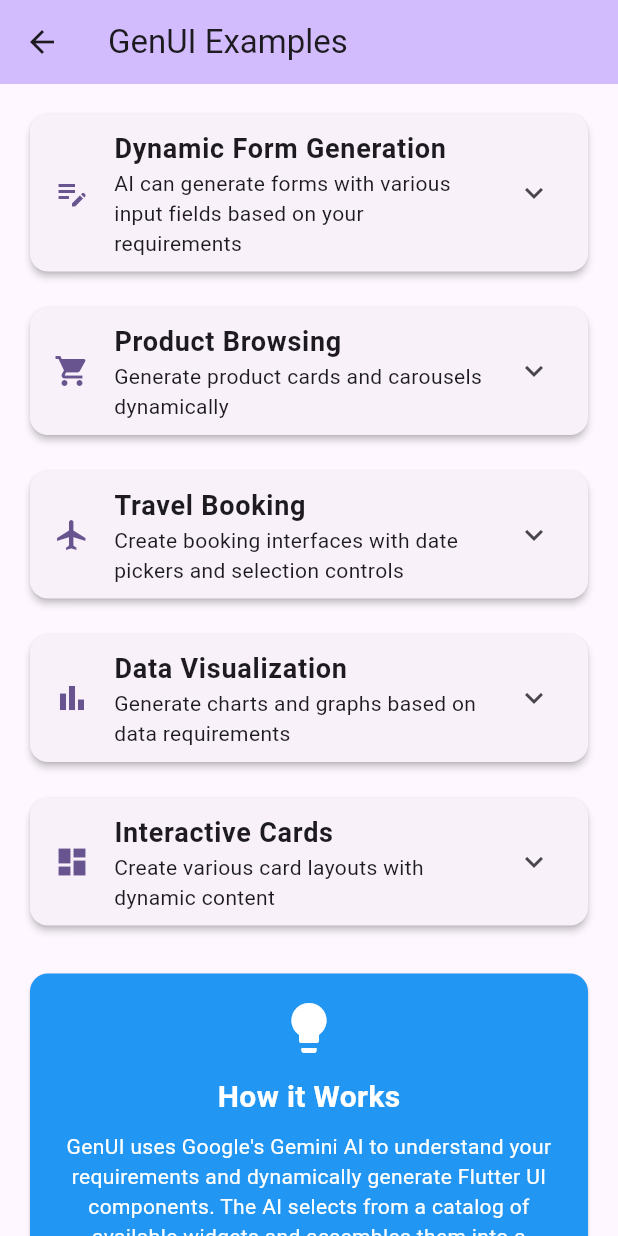
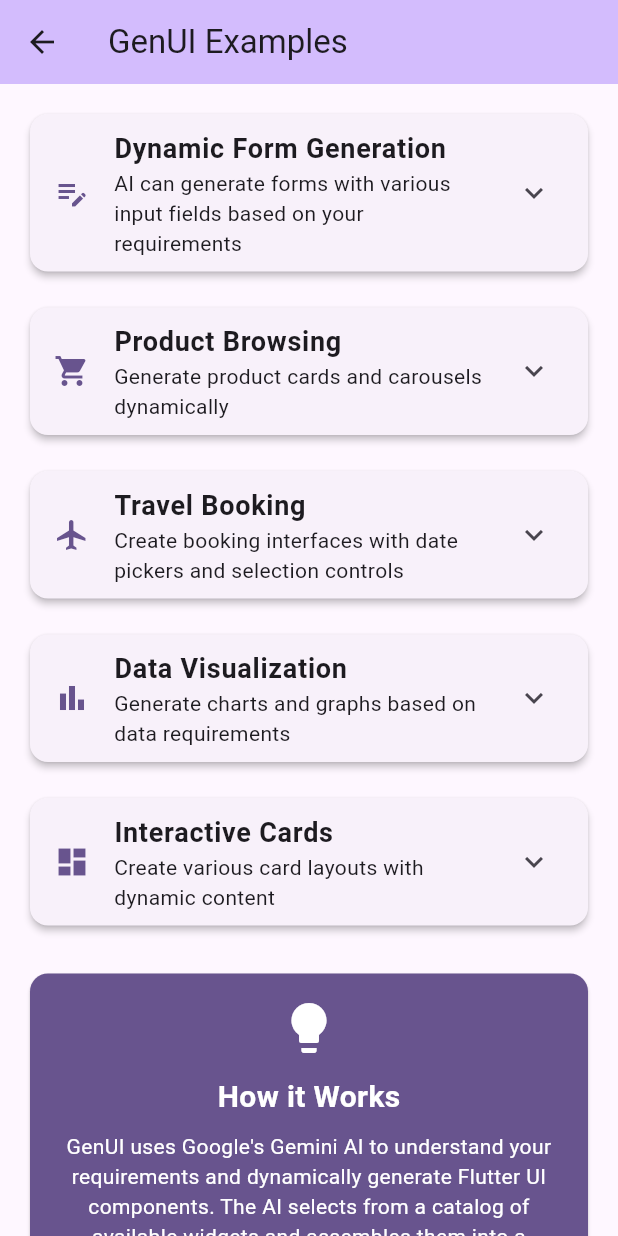
Before and after one commit to highlanderkev/ai-explorer, a Flutter app: the ExamplesScreen screen opened directly, on a phone screen of 412 x 824 dp. Run offline on Flutter 3.47's test engine with Material 3 defaults, Android fonts, the phone set to English and light mode, and no system bars; our stand-ins replace firebase_core; missing offline and left inert: genui, genui_firebase_ai; accounts and stored records are empty.

Commit message:
Update lib/screens/examples_screen.dart
Co-authored-by: Copilot <175728472+Copilot@users.noreply.github.com>

```diff
--- a/lib/screens/examples_screen.dart
+++ b/lib/screens/examples_screen.dart
@@ -95,8 +95,8 @@ The AI will generate:
 ''',
           ),
           const SizedBox(height: 24),
-          const Card(
-            color: Colors.blue,
+          Card(
+            color: Theme.of(context).colorScheme.primary,
             child: Padding(
               padding: EdgeInsets.all(16),
               child: Column(
```
